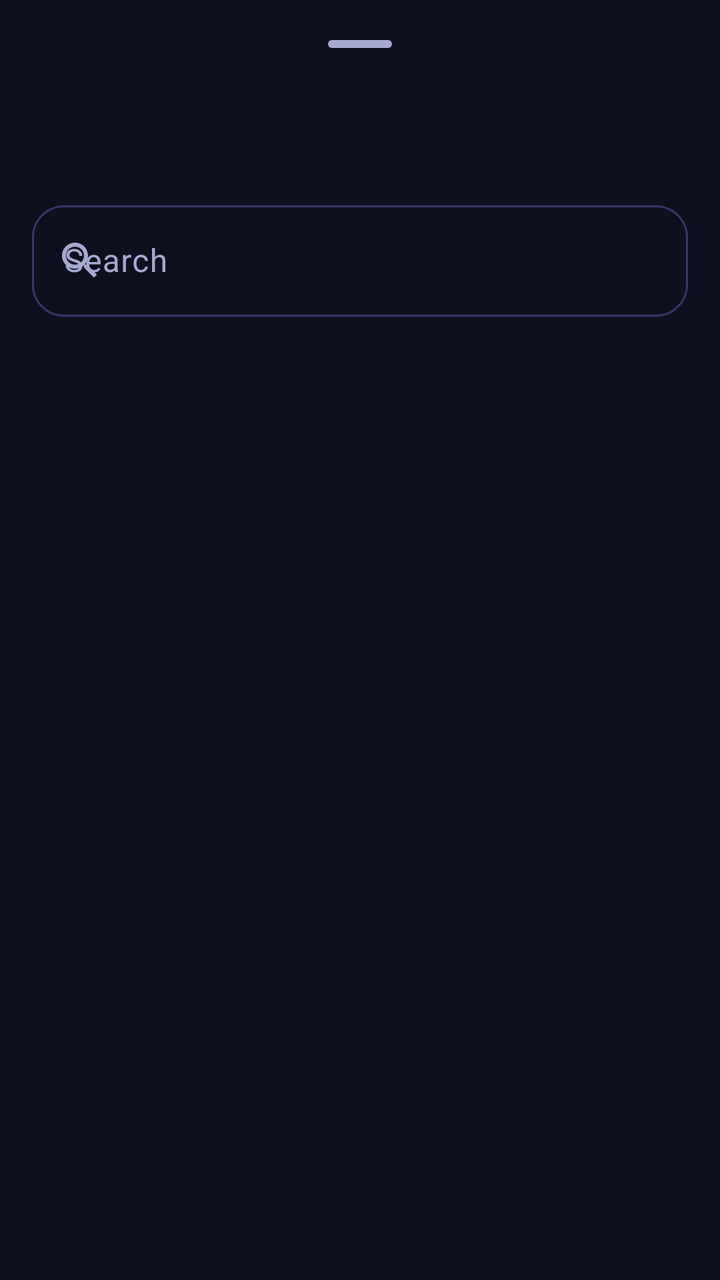
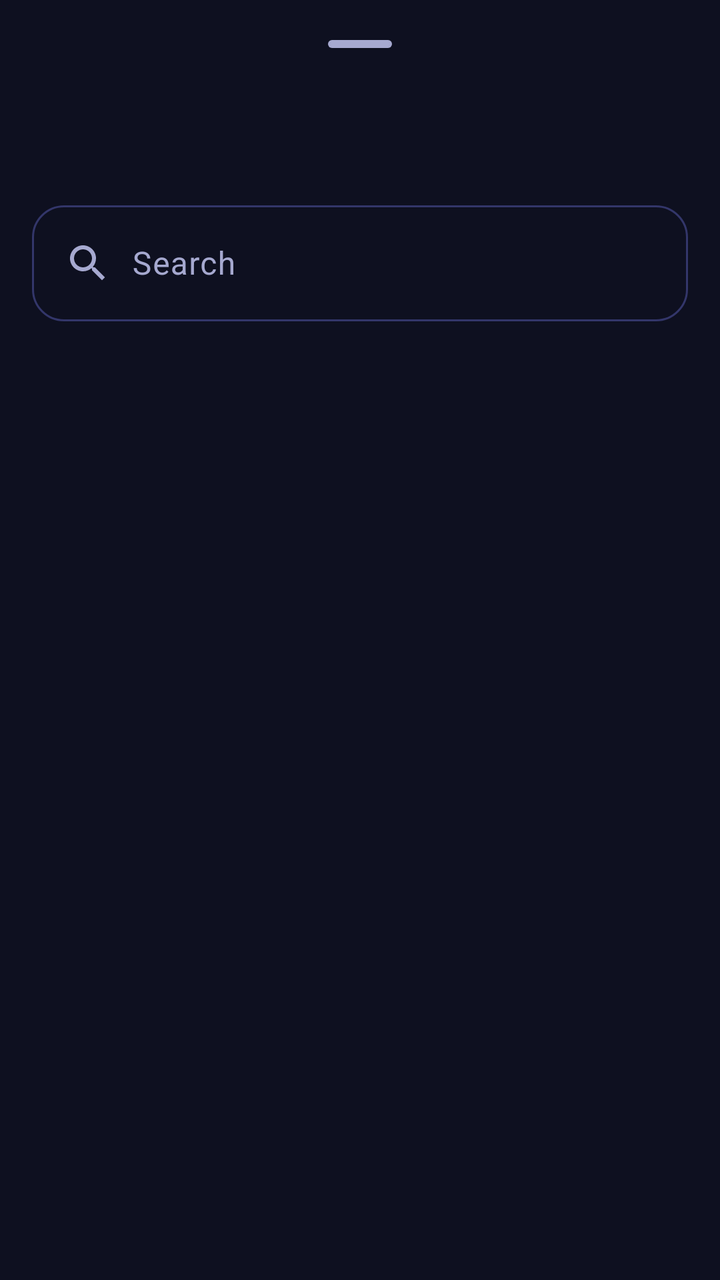

The first picture is an Android layout as it rendered before a commit; the second is the same layout after the commit. The layout source and the unified diff follow.
<!-- AndroidManifest.xml: application theme Theme.Quantum -->
<!-- res/layout/sheet_picker.xml -->
<?xml version="1.0" encoding="utf-8"?>
<LinearLayout xmlns:android="http://schemas.android.com/apk/res/android"
    xmlns:app="http://schemas.android.com/apk/res-auto"
    android:layout_width="match_parent"
    android:layout_height="wrap_content"
    android:orientation="vertical"
    android:paddingTop="8dp">

    <com.google.android.material.bottomsheet.BottomSheetDragHandleView
        android:layout_width="match_parent"
        android:layout_height="wrap_content" />

    <TextView
        android:id="@+id/title"
        android:layout_width="wrap_content"
        android:layout_height="wrap_content"
        android:layout_marginHorizontal="20dp"
        android:textAppearance="?attr/textAppearanceTitleLarge" />

    <com.google.android.material.textfield.TextInputLayout
        android:id="@+id/search_layout"
        style="@style/Widget.Material3.TextInputLayout.OutlinedBox"
        android:layout_width="match_parent"
        android:layout_height="wrap_content"
        android:layout_marginHorizontal="16dp"
        android:layout_marginTop="12dp"
        android:hint="@string/search"
        app:boxCornerRadiusBottomEnd="16dp"
        app:boxCornerRadiusBottomStart="16dp"
        app:boxCornerRadiusTopEnd="16dp"
        app:boxCornerRadiusTopStart="16dp"
        app:startIconDrawable="@drawable/ic_search">

        <com.google.android.material.textfield.TextInputEditText
            android:id="@+id/search"
            android:layout_width="match_parent"
            android:layout_height="wrap_content"
            android:imeOptions="actionSearch"
            android:inputType="text"
            android:maxLines="1" />
    </com.google.android.material.textfield.TextInputLayout>

    <HorizontalScrollView
        android:layout_width="match_parent"
        android:layout_height="wrap_content"
        android:scrollbars="none">

        <com.google.android.material.chip.ChipGroup
            android:id="@+id/filters"
            android:layout_width="wrap_content"
            android:layout_height="wrap_content"
            android:paddingHorizontal="16dp"
            app:singleLine="true" />
    </HorizontalScrollView>

    <androidx.recyclerview.widget.RecyclerView
        android:id="@+id/list"
        android:layout_width="match_parent"
        android:layout_height="420dp"
        android:clipToPadding="false"
        android:paddingBottom="16dp" />

    <TextView
        android:id="@+id/empty"
        android:layout_width="match_parent"
        android:layout_height="wrap_content"
        android:gravity="center"
        android:padding="24dp"
        android:textColor="@color/text_secondary"
        android:visibility="gone" />
</LinearLayout>
<!-- resources referenced by this layout -->
<resources>
  <color name="text_secondary">#A6A9D0</color>
  <string name="search">Search</string>
  <style name="Theme.Quantum" parent="Theme.Material3.Dark.NoActionBar">
          <item name="colorPrimary">@color/brand</item>
          <item name="colorOnPrimary">@color/on_brand</item>
          <item name="colorPrimaryContainer">@color/brand_deep</item>
          <item name="colorOnPrimaryContainer">@color/text_primary</item>
          <item name="colorSecondary">@color/accent</item>
          <item name="colorOnSecondary">@color/on_brand</item>
          <item name="colorSecondaryContainer">@color/surface_high</item>
          <item name="colorOnSecondaryContainer">@color/text_primary</item>
          <item name="colorError">@color/error</item>
          <item name="android:colorBackground">@color/bg</item>
          <item name="colorSurface">@color/bg</item>
          <item name="colorSurfaceContainerLowest">@color/bg</item>
          <item name="colorSurfaceContainerLow">@color/surface</item>
          <item name="colorSurfaceContainer">@color/surface</item>
          <item name="colorSurfaceContainerHigh">@color/surface_high</item>
          <item name="colorSurfaceContainerHighest">@color/surface_high</item>
          <item name="colorOnSurface">@color/text_primary</item>
          <item name="colorOnSurfaceVariant">@color/text_secondary</item>
          <item name="colorOutline">@color/outline</item>
          <item name="colorOutlineVariant">@color/outline</item>
          <item name="android:statusBarColor">@color/bg</item>
          <item name="android:navigationBarColor">@color/surface</item>
          <item name="materialCardViewStyle">@style/Widget.Quantum.Card</item>
          <item name="bottomSheetDialogTheme">@style/ThemeOverlay.Quantum.BottomSheet</item>
      </style>
  <color name="brand">#7C8CFF</color>
  <color name="on_brand">#0B0D1F</color>
  <color name="brand_deep">#4B5BE0</color>
  <color name="text_primary">#F2F3FF</color>
  <color name="accent">#3DDC97</color>
  <color name="surface_high">#22254A</color>
  <color name="error">#FF6B7A</color>
  <color name="bg">#0E1020</color>
  <color name="surface">#181A30</color>
  <color name="outline">#33366A</color>
  <style name="Widget.Quantum.Card" parent="Widget.Material3.CardView.Filled">
          <item name="cardBackgroundColor">@color/surface</item>
          <item name="cardCornerRadius">20dp</item>
          <item name="strokeWidth">1dp</item>
          <item name="strokeColor">@color/outline</item>
      </style>
  <style name="ThemeOverlay.Quantum.BottomSheet" parent="ThemeOverlay.Material3.BottomSheetDialog">
          <item name="bottomSheetStyle">@style/Widget.Quantum.BottomSheet</item>
      </style>
  <style name="Widget.Quantum.BottomSheet" parent="Widget.Material3.BottomSheet.Modal">
          <item name="backgroundTint">@color/surface</item>
      </style>
  <!-- unchanged entries left out for length: 1 -->
</resources>

<!-- the commit's change to res/layout/sheet_picker.xml (unified diff, before → after) -->
@@ -28,11 +28,13 @@
         app:boxCornerRadiusBottomEnd="16dp"
         app:boxCornerRadiusBottomStart="16dp"
         app:boxCornerRadiusTopEnd="16dp"
-        app:boxCornerRadiusTopStart="16dp"
-        app:startIconDrawable="@drawable/ic_search">
+        app:boxCornerRadiusTopStart="16dp">
 
         <com.google.android.material.textfield.TextInputEditText
             android:id="@+id/search"
+            android:drawableStart="@drawable/ic_search"
+            android:drawablePadding="10dp"
+            android:drawableTint="@color/text_secondary"
             android:layout_width="match_parent"
             android:layout_height="wrap_content"
             android:imeOptions="actionSearch"
<!-- resource entries referenced after the edit -->
@@ -2,7 +2,8 @@
 <resources>
   <color name="text_secondary">#A6A9D0</color>
   <string name="search">Search</string>
-  <style name="Theme.Quantum" parent="Theme.Material3.Dark.NoActionBar">
+  <style name="Theme.Quantum" parent="Theme.Quantum.Base" />
+  <style name="Theme.Quantum.Base" parent="Theme.Material3.Dark.NoActionBar">
           <item name="colorPrimary">@color/brand</item>
           <item name="colorOnPrimary">@color/on_brand</item>
           <item name="colorPrimaryContainer">@color/brand_deep</item>
@@ -27,6 +28,8 @@
           <item name="android:navigationBarColor">@color/surface</item>
           <item name="materialCardViewStyle">@style/Widget.Quantum.Card</item>
           <item name="bottomSheetDialogTheme">@style/ThemeOverlay.Quantum.BottomSheet</item>
+          <item name="preferenceTheme">@style/PreferenceThemeOverlay.Quantum</item>
+          <item name="android:windowBackground">@color/bg</item>
       </style>
   <color name="brand">#7C8CFF</color>
   <color name="on_brand">#0B0D1F</color>
@@ -47,8 +50,16 @@
   <style name="ThemeOverlay.Quantum.BottomSheet" parent="ThemeOverlay.Material3.BottomSheetDialog">
           <item name="bottomSheetStyle">@style/Widget.Quantum.BottomSheet</item>
       </style>
+  <style name="PreferenceThemeOverlay.Quantum" parent="PreferenceThemeOverlay">
+          <item name="preferenceCategoryTitleTextAppearance">@style/TextAppearance.Quantum.Category</item>
+      </style>
   <style name="Widget.Quantum.BottomSheet" parent="Widget.Material3.BottomSheet.Modal">
           <item name="backgroundTint">@color/surface</item>
+      </style>
+  <style name="TextAppearance.Quantum.Category" parent="TextAppearance.Material3.LabelLarge">
+          <item name="android:textColor">@color/accent</item>
+          <item name="android:letterSpacing">0.06</item>
+          <item name="android:textStyle">bold</item>
       </style>
   <!-- unchanged entries left out for length: 1 -->
 </resources>
